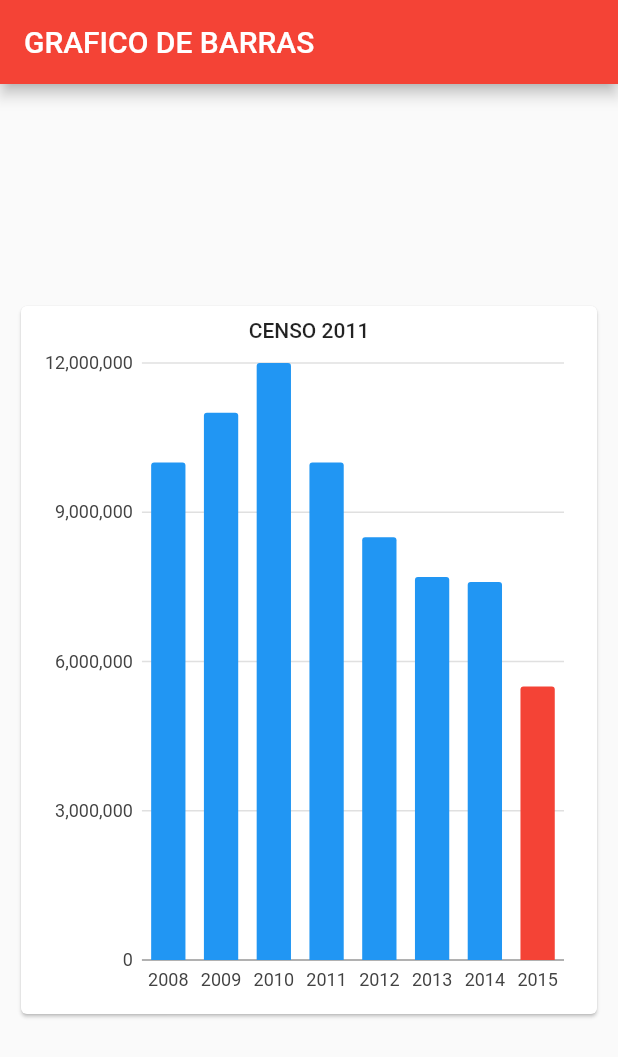
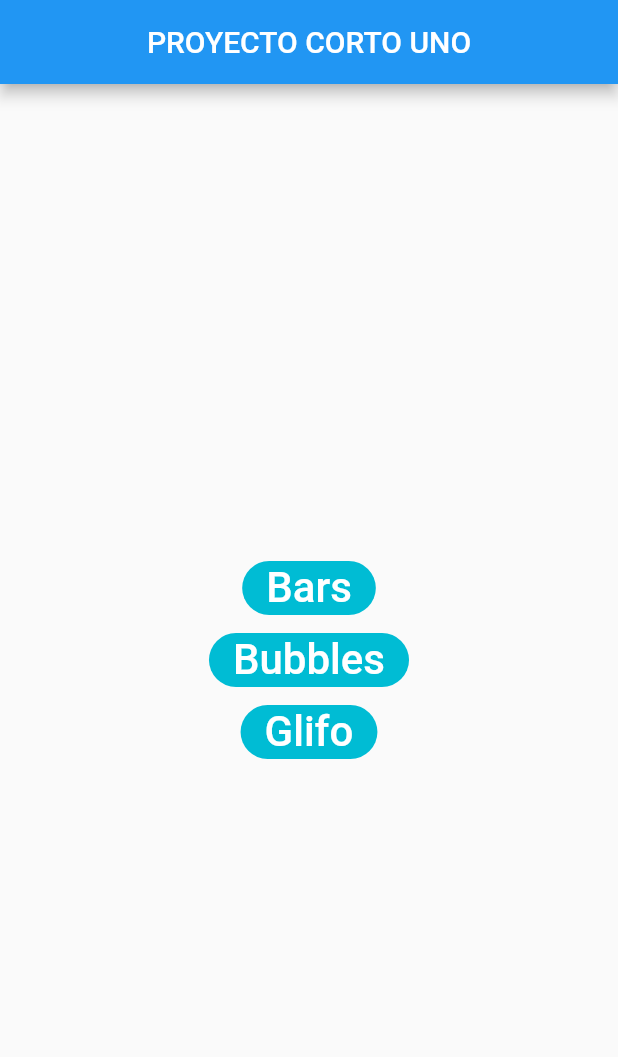
Before and after one commit to GarnierAdrian/visualizacion_proyecto_corto_1, a Flutter app: the screen it shows after launch, on a phone screen of 412 x 824 dp. Shown: the top 1057 px of the screen. Run offline on Flutter 3.47's test engine with Material 2 defaults, Android fonts, the phone set to English and light mode, and no system bars; our stand-ins replace charts_flutter.

```diff
--- a/PROGRA/pc_one_v/lib/bar_graphic.dart
+++ b/PROGRA/pc_one_v/lib/bar_graphic.dart
@@ -53,6 +53,7 @@ class BarGraphicPage extends StatelessWidget {
       appBar: AppBar(
         backgroundColor: Colors.red,
         title: Text("GRAFICO DE BARRAS"),
+        centerTitle: true,
       ),
       body: Center(
           child: BarMaker(
--- a/PROGRA/pc_one_v/lib/create_bar_graphic.dart
+++ b/PROGRA/pc_one_v/lib/create_bar_graphic.dart
@@ -1,6 +1,7 @@
 import 'package:charts_flutter/flutter.dart' as charts;
 import 'package:flutter/material.dart';
 import 'data_model.dart';
+import 'create_bar_graphic.dart';
 
 //define how the bar chart will be constructed
 
--- a/PROGRA/pc_one_v/lib/main.dart
+++ b/PROGRA/pc_one_v/lib/main.dart
@@ -3,14 +3,45 @@
 import 'package:flutter/material.dart';
 import 'bar_graphic.dart';
 
-void main() => runApp(MyApp());
+void main() => runApp(MaterialApp(home: Home()));
 
-class MyApp extends StatelessWidget {
+class Home extends StatelessWidget {
   @override
   Widget build(BuildContext context) {
-    return MaterialApp(
-      debugShowCheckedModeBanner: false,
-      home: BarGraphicPage(),
+
+    return Scaffold(
+        appBar: AppBar(
+        title: Text("PROYECTO CORTO UNO"),
+    centerTitle: true,
+    ),
+    body: Center(
+      child: Column(
+          mainAxisAlignment: MainAxisAlignment.center,
+          children: createButtons(context, Colors.cyan, [
+            ["Bars", BarGraphicPage()],
+            ["Bubbles"],
+            ["Glifo"],
+          ])
+      ),
+    ),
     );
+}
+
+
+
+  List<Widget> createButtons(BuildContext context, Color color ,List<dynamic> buttonsInfo){
+    List<Widget> ret = new List<Widget>();
+    for(List button in buttonsInfo){
+      ret.add(FlatButton(
+        color: color,
+        shape: RoundedRectangleBorder(borderRadius: BorderRadius.circular(30.0)),
+        child: Text(button[0], textScaleFactor: 2, style: TextStyle(color: Colors.white),),
+        onPressed: (){
+          Navigator.push(context, MaterialPageRoute(builder: (context) => button[1]));
+        },
+      )
+      );
+    }
+    return ret;
   }
 }
```
